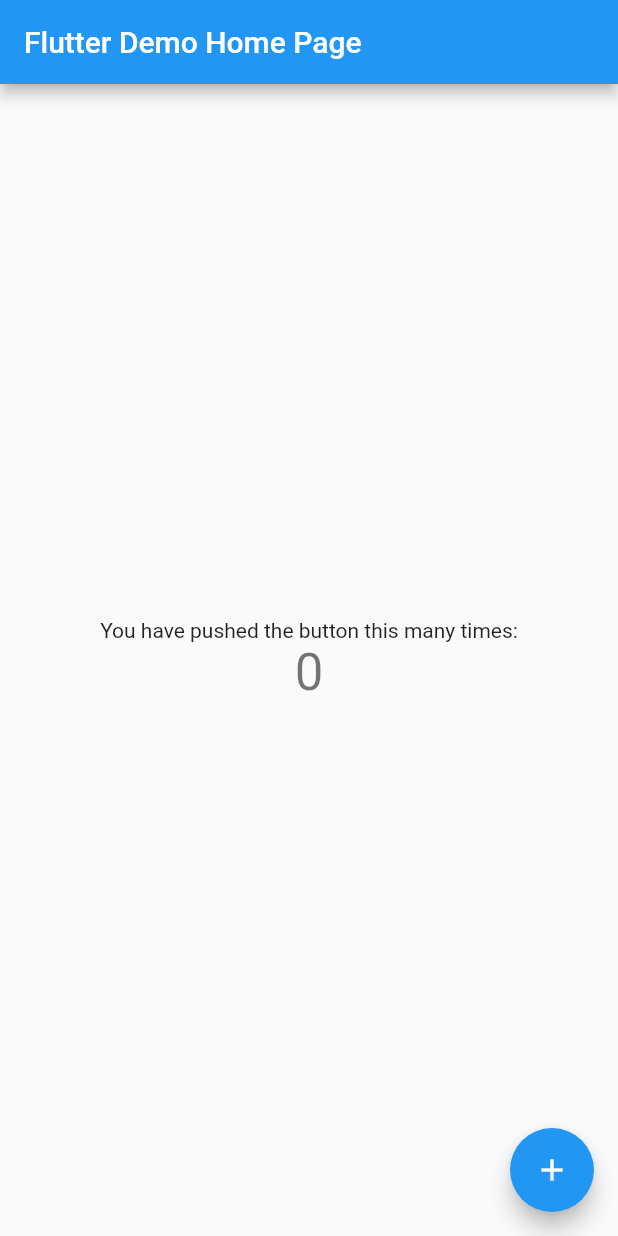
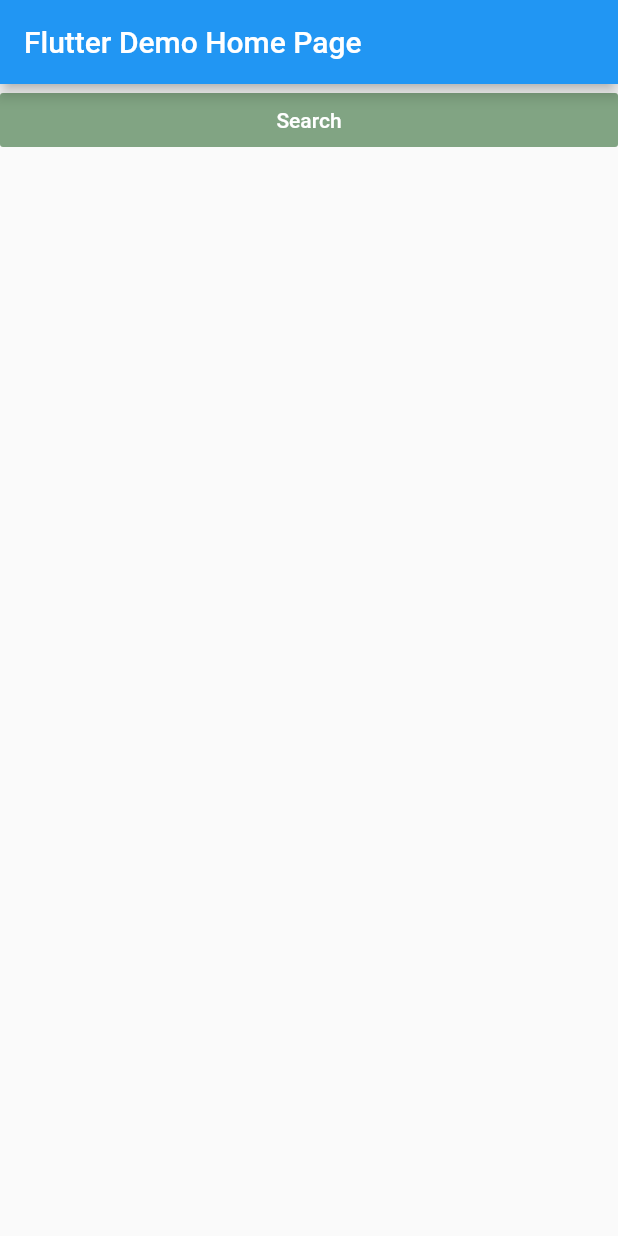
Before and after one commit to mpa19/tutorial_tfg, a Flutter app: the screen it shows after launch, on a phone screen of 412 x 824 dp. Run offline on Flutter 3.47's test engine with Material 2 defaults, Android fonts, the phone set to English and light mode, and no system bars.

Commit message:
Added button to navigate to another screen

```diff
--- a/lib/main.dart
+++ b/lib/main.dart
@@ -1,4 +1,5 @@
 import 'package:flutter/material.dart';
+import 'package:tutorial_tfg/imageScreen.dart';
 
 void main() {
   runApp(MyApp());
@@ -11,19 +12,7 @@ class MyApp extends StatelessWidget {
     return MaterialApp(
       title: 'Flutter Demo',
       theme: ThemeData(
-        // This is the theme of your application.
-        //
-        // Try running your application with "flutter run". You'll see the
-        // application has a blue toolbar. Then, without quitting the app, try
-        // changing the primarySwatch below to Colors.green and then invoke
-        // "hot reload" (press "r" in the console where you ran "flutter run",
-        // or simply save your changes to "hot reload" in a Flutter IDE).
-        // Notice that the counter didn't reset back to zero; the application
-        // is not restarted.
         primarySwatch: Colors.blue,
-        // This makes the visual density adapt to the platform that you run
-        // the app on. For desktop platforms, the controls will be smaller and
-        // closer together (more dense) than on mobile platforms.
         visualDensity: VisualDensity.adaptivePlatformDensity,
       ),
       home: MyHomePage(title: 'Flutter Demo Home Page'),
@@ -34,15 +23,6 @@ class MyApp extends StatelessWidget {
 class MyHomePage extends StatefulWidget {
   MyHomePage({Key key, this.title}) : super(key: key);
 
-  // This widget is the home page of your application. It is stateful, meaning
-  // that it has a State object (defined below) that contains fields that affect
-  // how it looks.
-
-  // This class is the configuration for the state. It holds the values (in this
-  // case the title) provided by the parent (in this case the App widget) and
-  // used by the build method of the State. Fields in a Widget subclass are
-  // always marked "final".
-
   final String title;
 
   @override
@@ -50,68 +30,29 @@ class MyHomePage extends StatefulWidget {
 }
 
 class _MyHomePageState extends State<MyHomePage> {
-  int _counter = 0;
-
-  void _incrementCounter() {
-    setState(() {
-      // This call to setState tells the Flutter framework that something has
-      // changed in this State, which causes it to rerun the build method below
-      // so that the display can reflect the updated values. If we changed
-      // _counter without calling setState(), then the build method would not be
-      // called again, and so nothing would appear to happen.
-      _counter++;
-    });
-  }
 
   @override
   Widget build(BuildContext context) {
-    // This method is rerun every time setState is called, for instance as done
-    // by the _incrementCounter method above.
-    //
-    // The Flutter framework has been optimized to make rerunning build methods
-    // fast, so that you can just rebuild anything that needs updating rather
-    // than having to individually change instances of widgets.
     return Scaffold(
       appBar: AppBar(
         // Here we take the value from the MyHomePage object that was created by
         // the App.build method, and use it to set our appbar title.
         title: Text(widget.title),
       ),
-      body: Center(
-        // Center is a layout widget. It takes a single child and positions it
-        // in the middle of the parent.
-        child: Column(
-          // Column is also a layout widget. It takes a list of children and
-          // arranges them vertically. By default, it sizes itself to fit its
-          // children horizontally, and tries to be as tall as its parent.
-          //
-          // Invoke "debug painting" (press "p" in the console, choose the
-          // "Toggle Debug Paint" action from the Flutter Inspector in Android
-          // Studio, or the "Toggle Debug Paint" command in Visual Studio Code)
-          // to see the wireframe for each widget.
-          //
-          // Column has various properties to control how it sizes itself and
-          // how it positions its children. Here we use mainAxisAlignment to
-          // center the children vertically; the main axis here is the vertical
-          // axis because Columns are vertical (the cross axis would be
-          // horizontal).
-          mainAxisAlignment: MainAxisAlignment.center,
-          children: <Widget>[
-            Text(
-              'You have pushed the button this many times:',
-            ),
-            Text(
-              '$_counter',
-              style: Theme.of(context).textTheme.headline4,
-            ),
-          ],
+      body : ButtonTheme(
+        buttonColor: Color(0xFF031e39),
+        minWidth: double.infinity,
+        child: FlatButton(
+          color: Color(0xFF81A483),
+          onPressed: () {
+            Navigator.push(context, MaterialPageRoute(
+                builder: (context) => imageScreen()
+              ),
+            );
+          },
+          child: Text('Search',style: TextStyle(color: Colors.white),),
         ),
       ),
-      floatingActionButton: FloatingActionButton(
-        onPressed: _incrementCounter,
-        tooltip: 'Increment',
-        child: Icon(Icons.add),
-      ), // This trailing comma makes auto-formatting nicer for build methods.
     );
   }
 }
```
Also changed, not shown: lib/imageScreen.dart (added, +22 -0 lines).
